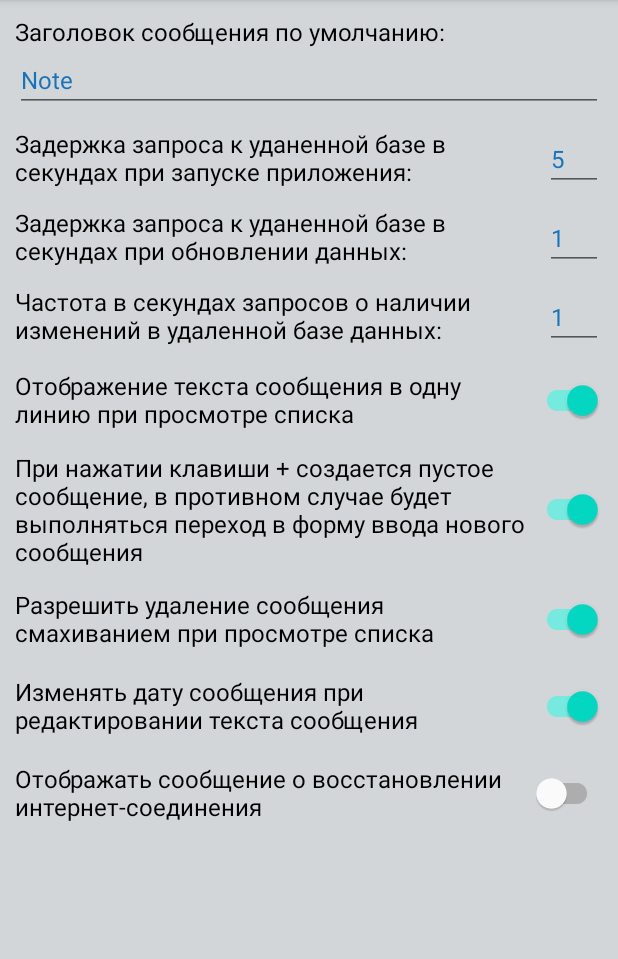
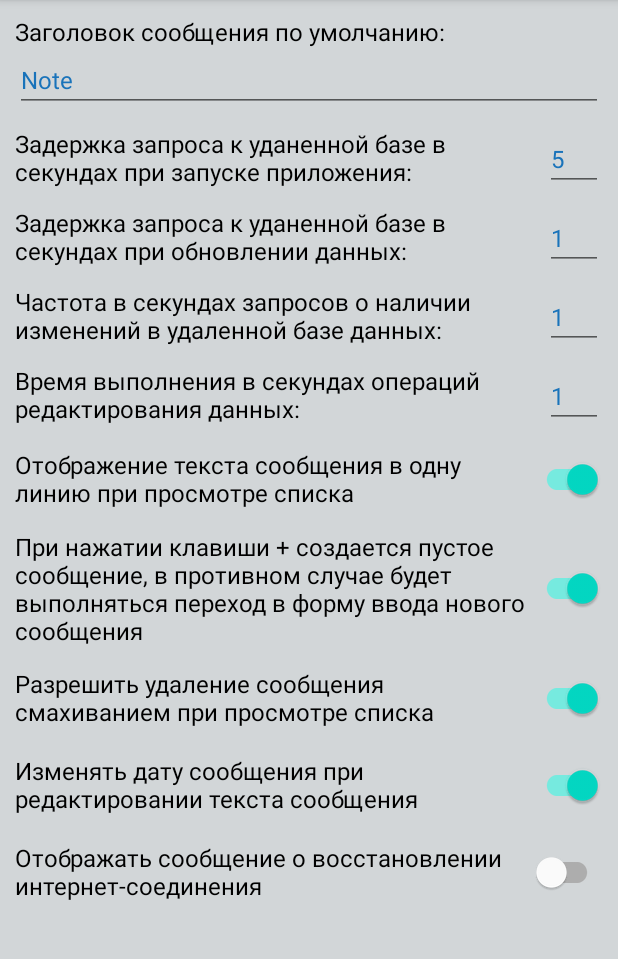
Before and after one commit to PobWalerii/NotesApp, an Android app: the screen it shows after launch (MainActivity), after a tap on "Settings", on a phone screen of 412 x 824 dp, the part 84-1043 px from its top. Run offline under Robolectric (Android 15) with nearby library versions, the phone set to English and light mode, and no system bars; our stand-ins replace Dagger/Hilt's generated code, Room's generated code, data binding; 2 statements that could not run were skipped.

```diff
--- a/app/src/main/java/com/example/notesapp/constants/KeyConstants.kt
+++ b/app/src/main/java/com/example/notesapp/constants/KeyConstants.kt
@@ -6,6 +6,7 @@ object KeyConstants {
     const val TIME_DELAY_START: Int = 5
     const val TIME_DELAY_QUERY: Int = 1
     const val INTERVAL_REQUESTS: Int = 1
+    const val TIME_DELAY_OPERATION: Int = 1
     const val DEFAULT_HEADER = "Note"
     const val DEFAULT_SPECIFICATION_LINE = true
     const val DEFAULT_ADD_IF_CLICK = true
--- a/app/src/main/java/com/example/notesapp/data/apiservice/ApiService.kt
+++ b/app/src/main/java/com/example/notesapp/data/apiservice/ApiService.kt
@@ -4,7 +4,7 @@ import com.example.notesapp.data.database.entitys.Notes
 
 interface ApiService  {
     suspend fun getAllNote(delayTime: Long): NoteResponse
-    suspend fun addNote(note: Notes): Long
+    suspend fun addNote(note: Notes, delayTime: Long): Long
     suspend fun deleteNote(note: Notes)
     fun getChangeBaseTime(): Long
 }
--- a/app/src/main/java/com/example/notesapp/data/apiservice/ApiServiceImpl.kt
+++ b/app/src/main/java/com/example/notesapp/data/apiservice/ApiServiceImpl.kt
@@ -1,5 +1,8 @@
 package com.example.notesapp.data.apiservice
 
+import android.content.Context
+import android.net.ConnectivityManager
+import com.example.notesapp.R
 import com.example.notesapp.data.remotedatabase.database.RemoteDao
 import com.example.notesapp.data.remotedatabase.model.NoteResponse
 import com.example.notesapp.data.database.entitys.Notes
@@ -8,11 +11,17 @@ import java.util.*
 import javax.inject.Inject
 
 class ApiServiceImpl @Inject constructor(
-    private val remoteDao: RemoteDao
+    private val remoteDao: RemoteDao,
+    private val applicationContext: Context
 ): ApiService {
 
     private var timeLoadBase: Long = 0L
     private var listNotes: List<Notes> = emptyList()
+
+
+    // будем разбираться: подключение ConnectivityManager нарушает анализ состояния интернет соединения
+
+    //private val connectivityManager = applicationContext.getSystemService(Context.CONNECTIVITY_SERVICE) as ConnectivityManager
 
     init {
         CoroutineScope(Dispatchers.Default).launch {
@@ -58,7 +67,16 @@ class ApiServiceImpl @Inject constructor(
     override suspend fun deleteNote(note: Notes) {
         remoteDao.deleteNote(note)
     }
-    override suspend fun addNote(note: Notes): Long {
-        return remoteDao.insertNote(note)
+    override suspend fun addNote(note: Notes, delayTime: Long): Long {
+        //delay(delayTime)
+        //if(isInetConnect()) {
+            return remoteDao.insertNote(note)
+        //} else {
+        //    throw Exception(applicationContext.getString(R.string.operation_failed))
+        //}
     }
+
+    //private fun isInetConnect(): Boolean {
+    //    return connectivityManager.activeNetwork != null
+    //}
 }
--- a/app/src/main/java/com/example/notesapp/data/repository/NotesRepository.kt
+++ b/app/src/main/java/com/example/notesapp/data/repository/NotesRepository.kt
@@ -1,20 +1,21 @@
 package com.example.notesapp.data.repository
 
 import android.content.Context
+import android.net.ConnectivityManager
 import com.example.notesapp.R
 import com.example.notesapp.data.apiservice.ApiService
 import com.example.notesapp.data.database.dao.NotesDao
 import com.example.notesapp.data.database.entitys.Notes
-import com.example.notesapp.utils.ConnectReceiver
 import kotlinx.coroutines.*
 import kotlinx.coroutines.flow.*
 
 class NotesRepository(
     private val notesDao: NotesDao,
     private val apiService: ApiService,
-    private val connectReceiver: ConnectReceiver,
     private val applicationContext: Context
 ) {
+
+    private val connectivityManager = applicationContext.getSystemService(Context.CONNECTIVITY_SERVICE) as ConnectivityManager
 
     private var insertedOrEditedId: Long = 0L
     private var fixedTimeLoadedDate: Long = 0L
@@ -23,6 +24,7 @@ class NotesRepository(
     private var startDelayValue: Long = 0L
     private var queryDelayValue: Long = 0L
     private var requestIntervalValue: Long = 0L
+    private var operationDelayValue: Long = 0L
 
     private var job: Job? = null
 
@@ -40,10 +42,11 @@ class NotesRepository(
 
     private var isLoadCanceled = false
 
-    fun refreshDelaySettings(startDelay: Int, queryDelay: Int, requestInterval: Int) {
+    fun refreshDelaySettings(startDelay: Int, queryDelay: Int, requestInterval: Int, operationDelay: Int) {
         startDelayValue = (startDelay*1000).toLong()
         queryDelayValue = (queryDelay*1000).toLong()
         requestIntervalValue = (requestInterval*1000).toLong()
+        operationDelayValue = (operationDelay*1000).toLong()
     }
 
     fun setRemoteDatabaseChanged(timeRemote: Long) {
@@ -123,8 +126,8 @@ class NotesRepository(
     fun addNote(note: Notes) {
         CoroutineScope(Dispatchers.Default).launch {
             try {
-                if(connectReceiver.isConnectStatusFlow.value) {
-                    val resultId: Long = apiService.addNote(note)
+                if(isRemoteConnect()) {
+                    val resultId: Long = apiService.addNote(note, operationDelayValue)
                     insertedOrEditedId = resultId
                     isNoteEdited.value = true
                 } else {
@@ -139,7 +142,7 @@ class NotesRepository(
     fun deleteNote(note: Notes) {
         CoroutineScope(Dispatchers.Default).launch {
             try {
-                if(connectReceiver.isConnectStatusFlow.value) {
+                if(isRemoteConnect()) {
                     apiService.deleteNote(note)
                     isNoteEdited.value = true
                 } else {
@@ -151,4 +154,8 @@ class NotesRepository(
         }
     }
 
+    private fun isRemoteConnect(): Boolean {
+        return connectivityManager.activeNetwork != null
+    }
+
 }
--- a/app/src/main/java/com/example/notesapp/di/ApiModule.kt
+++ b/app/src/main/java/com/example/notesapp/di/ApiModule.kt
@@ -35,8 +35,11 @@ object ApiModule {
 
     @Singleton
     @Provides
-    fun provideApiService(remoteDao: RemoteDao): ApiService {
-        return ApiServiceImpl(remoteDao)
+    fun provideApiService(
+        remoteDao: RemoteDao,
+        @ApplicationContext applicationContext: Context
+    ): ApiService {
+        return ApiServiceImpl(remoteDao,applicationContext)
     }
 
 }
--- a/app/src/main/java/com/example/notesapp/di/DatabaseModule.kt
+++ b/app/src/main/java/com/example/notesapp/di/DatabaseModule.kt
@@ -7,7 +7,6 @@ import com.example.notesapp.data.apiservice.ApiService
 import com.example.notesapp.data.database.AppDatabase
 import com.example.notesapp.data.database.dao.NotesDao
 import com.example.notesapp.data.repository.NotesRepository
-import com.example.notesapp.utils.ConnectReceiver
 import dagger.Module
 import dagger.Provides
 import dagger.hilt.InstallIn
@@ -38,10 +37,9 @@ object DatabaseModule {
     fun provideNotesRepository(
             notesDao: NotesDao,
             apiService: ApiService,
-            connectReceiver: ConnectReceiver,
             @ApplicationContext applicationContext: Context
         ): NotesRepository {
-            return NotesRepository(notesDao,apiService,connectReceiver,applicationContext)
+            return NotesRepository(notesDao,apiService,applicationContext)
         }
 
 }
--- a/app/src/main/java/com/example/notesapp/ui/listnotes/ListNotesFragment.kt
+++ b/app/src/main/java/com/example/notesapp/ui/listnotes/ListNotesFragment.kt
@@ -300,7 +300,8 @@ class ListNotesFragment : Fragment() {
         val startDelayValue = sPref.getInt("startDelayValue", KeyConstants.TIME_DELAY_START)
         val queryDelayValue = sPref.getInt("queryDelayValue", KeyConstants.TIME_DELAY_QUERY)
         val requestIntervalValue = sPref.getInt("requestIntervalValue", KeyConstants.INTERVAL_REQUESTS)
-        viewModel.refreshRepoSettings(startDelayValue, queryDelayValue, requestIntervalValue)
+        val operationDelayValue = sPref.getInt("operationDelayValue", KeyConstants.INTERVAL_REQUESTS)
+        viewModel.refreshRepoSettings(startDelayValue, queryDelayValue, requestIntervalValue, operationDelayValue)
     }
 
     override fun onResume() {
--- a/app/src/main/java/com/example/notesapp/ui/listnotes/NotesViewModel.kt
+++ b/app/src/main/java/com/example/notesapp/ui/listnotes/NotesViewModel.kt
@@ -20,8 +20,9 @@ class NotesViewModel @Inject constructor(
     val serviceErrorFlow: StateFlow<String> = notesRepository.serviceErrorFlow
     val isLoadedFlow: StateFlow<Boolean> = notesRepository.isLoadedFlow
     val isRemoteDatabaseChangedFlow: StateFlow<Boolean> = notesRepository.isRemoteDatabaseChangedFlow
-    fun refreshRepoSettings(startDelay: Int, queryDelay: Int, requestInterval: Int) {
-        notesRepository.refreshDelaySettings(startDelay, queryDelay, requestInterval)
+
+    fun refreshRepoSettings(startDelay: Int, queryDelay: Int, requestInterval: Int, operationDelay: Int) {
+        notesRepository.refreshDelaySettings(startDelay, queryDelay, requestInterval, operationDelay)
     }
 
     fun getInitialDataUpload(): Boolean = notesRepository.getInitialDataUpload()
--- a/app/src/main/java/com/example/notesapp/ui/settings/SettingsFragment.kt
+++ b/app/src/main/java/com/example/notesapp/ui/settings/SettingsFragment.kt
@@ -19,6 +19,7 @@ import com.example.notesapp.constants.KeyConstants.DEFAULT_SPECIFICATION_LINE
 import com.example.notesapp.constants.KeyConstants.DELETE_IF_SWIPED
 import com.example.notesapp.constants.KeyConstants.INTERVAL_REQUESTS
 import com.example.notesapp.constants.KeyConstants.SHOW_MESSAGE_INTERNET_OK
+import com.example.notesapp.constants.KeyConstants.TIME_DELAY_OPERATION
 import com.example.notesapp.constants.KeyConstants.TIME_DELAY_QUERY
 import com.example.notesapp.constants.KeyConstants.TIME_DELAY_START
 import com.example.notesapp.databinding.FragmentSettingsBinding
@@ -115,6 +116,10 @@ class SettingsFragment : Fragment() {
             binding.requestIntervalValue = this
             viewModel.requestIntervalValue = this
         }
+        sPref.getInt("operationDelayValue", TIME_DELAY_OPERATION).apply {
+            binding.operationDelayValue = this
+            viewModel.operationDelayValue = this
+        }
     }
 
     private fun setListenersSettingsChanged() {
@@ -145,6 +150,9 @@ class SettingsFragment : Fragment() {
         binding.requestInterval.addTextChangedListener {
             definitionOfChange()
         }
+        binding.operationDelay.addTextChangedListener {
+            definitionOfChange()
+        }
     }
 
     private fun definitionOfChange() {
@@ -153,6 +161,7 @@ class SettingsFragment : Fragment() {
             viewModel.startDelayValue.toString() != binding.startDelay.text.toString() ||
             viewModel.queryDelayValue.toString() != binding.queryDelay.text.toString() ||
             viewModel.requestIntervalValue.toString() != binding.requestInterval.text.toString() ||
+            viewModel.operationDelayValue.toString() != binding.operationDelay.text.toString() ||
             viewModel.specificationLine != binding.switch1.isChecked ||
             viewModel.defaultAddIfClick != binding.switch2.isChecked ||
             viewModel.deleteIfSwiped != binding.switch3.isChecked ||
@@ -181,6 +190,9 @@ class SettingsFragment : Fragment() {
         binding.requestInterval.text.toString().apply {
             ed.putInt("requestIntervalValue", if(this.isNotEmpty()) this.toInt() else INTERVAL_REQUESTS)
         }
+        binding.operationDelay.text.toString().apply {
+            ed.putInt("operationDelayValue", if(this.isNotEmpty()) this.toInt() else TIME_DELAY_OPERATION)
+        }
         ed.apply()
         Toast.makeText(context,getString(R.string.settings_is_saved),Toast.LENGTH_SHORT).show()
         appbarMenu.findItem(R.id.save).isVisible = false
--- a/app/src/main/java/com/example/notesapp/ui/settings/SettingsViewModel.kt
+++ b/app/src/main/java/com/example/notesapp/ui/settings/SettingsViewModel.kt
@@ -12,4 +12,5 @@ class SettingsViewModel: ViewModel() {
     var startDelayValue: Int = 0
     var queryDelayValue: Int = 0
     var requestIntervalValue: Int = 0
+    var operationDelayValue: Int = 0
 }
--- a/app/src/main/res/layout/fragment_settings.xml
+++ b/app/src/main/res/layout/fragment_settings.xml
@@ -29,6 +29,9 @@
             type="Integer" />
         <variable
             name="requestIntervalValue"
+            type="Integer" />
+        <variable
+            name="operationDelayValue"
             type="Integer" />
     </data>
 
@@ -149,6 +152,34 @@
                     tools:ignore="Autofill,LabelFor" />
             </LinearLayout>
 
+            <LinearLayout
+                android:layout_width="match_parent"
+                android:layout_height="wrap_content"
+                android:layout_marginBottom="@dimen/settings_margin"
+                android:orientation="horizontal">
+
+                <TextView
+                    android:layout_width="match_parent"
+                    android:layout_height="match_parent"
+                    android:textSize="@dimen/settings_text_size"
+                    android:textColor="@color/black"
+                    android:layout_weight="1"
+                    android:text="@string/text10"/>
+
+                <EditText
+                    android:id="@+id/operationDelay"
+                    android:layout_width="match_parent"
+                    android:layout_height="wrap_content"
+                    android:imeOptions="actionDone"
+                    android:layout_weight="9"
+                    android:textSize="@dimen/settings_text_size"
+                    android:textColor="@color/blue"
+                    android:ems="10"
+                    android:inputType="number"
+                    android:text="@{operationDelayValue.toString()}"
+                    tools:ignore="Autofill,LabelFor" />
+            </LinearLayout>
+
 
             <com.google.android.material.switchmaterial.SwitchMaterial
                 android:id="@+id/switch1"
--- a/app/src/main/res/values/strings.xml
+++ b/app/src/main/res/values/strings.xml
@@ -19,11 +19,12 @@
     <string name="note_text_hint">Content</string>
 
     <string name="empty_list_notes">Notes List Is Empty</string>
-    <string name="text_no_internet">There is no internet. It needs a connection to work.</string>
-    <string name="text_internet_ok">Internet connection restored</string>
-    <string name="operation_not_possible">Operation is not possible if there is no internet connection</string>
-    <string name="interrupted_start_load">Initial loading of information interrupted</string>
-    <string name="interrupted_update_load">The remote database was changed, but the update of the information was interrupted</string>
+    <string name="text_no_internet">There Is No Internet. It Needs a Connection to Work.</string>
+    <string name="text_internet_ok">Internet Connection Restored.</string>
+    <string name="operation_not_possible">Operation Is Not Possible if There Is No Internet Connection</string>
+    <string name="interrupted_start_load">Initial Loading of Information Interrupted</string>
+    <string name="interrupted_update_load">The Remote Database Was Changed, but the Update of the Information Was Interrupted</string>
+    <string name="operation_failed">The Operation Failed. Please Try Again if Necessary.</string>
 
     <string name="text1">Заголовок сообщения по умолчанию:</string>
     <string name="text2">Задержка запроса к уданенной базе в секундах при запуске приложения:</string>
@@ -34,5 +35,6 @@
     <string name="text7">Pазрешить удаление сообщения смахиванием при просмотре списка</string>
     <string name="text8">Изменять дату сообщения при редактировании текста сообщения</string>
     <string name="text9">Отображать сообщение о восстановлении интернет-соединения</string>
+    <string name="text10">Время выполнения в секундах операций редактирования данных:</string>
 
 </resources>
```
